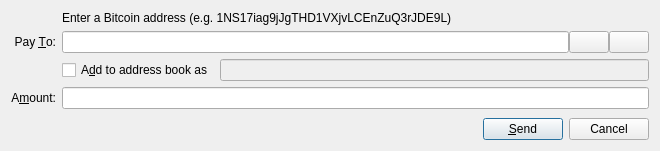
First picture: the form in src/qt/forms/sendcoinsdialog.ui, repository raffermeko/bitcoin, before the edit.
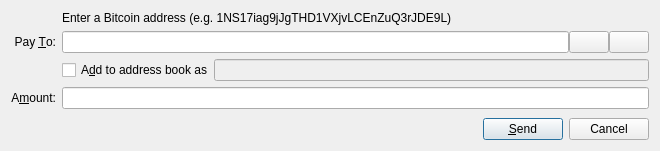
Second picture: the form after the edit. Icons and pictures are not drawn. Custom widgets are drawn as their Qt base class.

Commit message: reduce spacing between "Add to address book as" and the text field

```diff
--- a/src/qt/forms/sendcoinsdialog.ui
+++ b/src/qt/forms/sendcoinsdialog.ui
@@ -119,6 +119,9 @@
      </item>
      <item row="4" column="1">
       <layout class="QHBoxLayout" name="horizontalLayout_2">
+       <property name="spacing">
+        <number>0</number>
+       </property>
        <item>
         <widget class="QCheckBox" name="addToAddressBook">
          <property name="toolTip">
```
